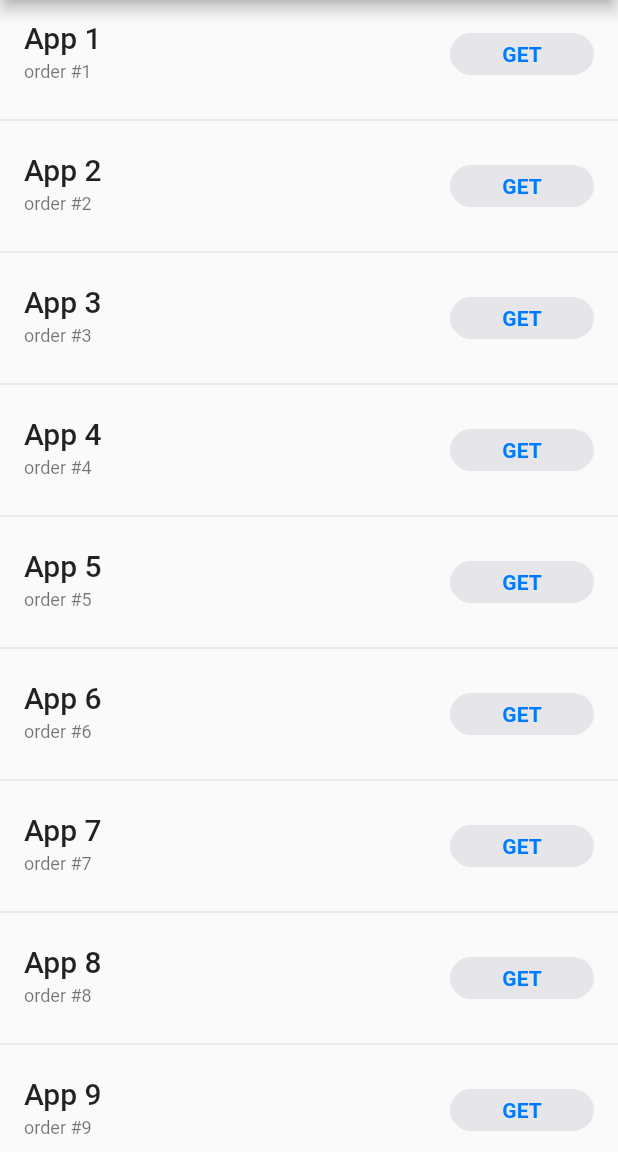
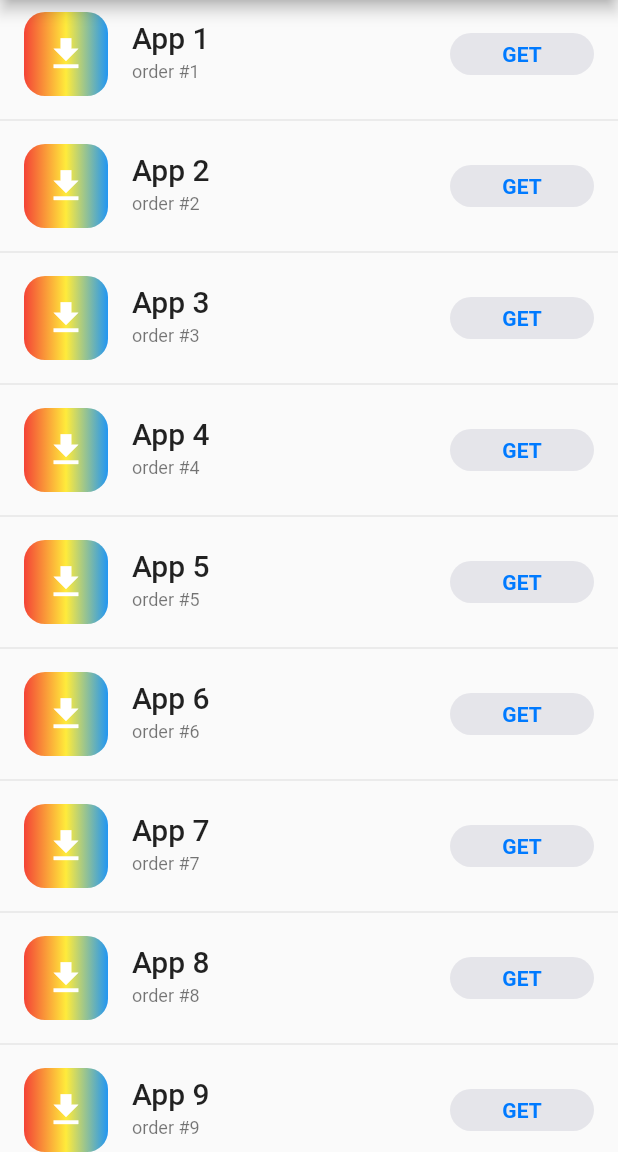
Before and after one commit to ptisserand/flutter_playground, a Flutter app: the screen it shows after launch, on a phone screen of 412 x 824 dp, the part 84-1236 px from its top. Run offline on Flutter 3.47's test engine with Material 2 defaults, Android fonts, the phone set to English and light mode, and no system bars.

Commit message:
Added leading icon for each list items

```diff
--- a/download_button/lib/main.dart
+++ b/download_button/lib/main.dart
@@ -62,6 +62,7 @@ class _ExampleCupertinoDownloadButtonState
     final downloadController = _downloadControllers[index];
 
     return ListTile(
+      leading: const DemoAppIcon(),
       title: Text(
         'App ${index + 1}',
         overflow: TextOverflow.ellipsis,
@@ -86,6 +87,40 @@ class _ExampleCupertinoDownloadButtonState
               progress: downloadController.progress,
             );
           },
+        ),
+      ),
+    );
+  }
+}
+
+@immutable
+class DemoAppIcon extends StatelessWidget {
+  const DemoAppIcon({Key? key}) : super(key: key);
+  @override
+  Widget build(BuildContext context) {
+    return const AspectRatio(
+      aspectRatio: 1.0,
+      child: FittedBox(
+        child: SizedBox(
+          width: 80.0,
+          height: 80.0,
+          child: DecoratedBox(
+            decoration: BoxDecoration(
+              gradient: LinearGradient(
+                colors: [Colors.red, Colors.yellow, Colors.blue],
+              ),
+              borderRadius: BorderRadius.all(
+                Radius.circular(20.0),
+              ),
+            ),
+            child: Center(
+              child: Icon(
+                Icons.download,
+                color: Colors.white,
+                size: 40.0,
+              ),
+            ),
+          ),
         ),
       ),
     );
```
